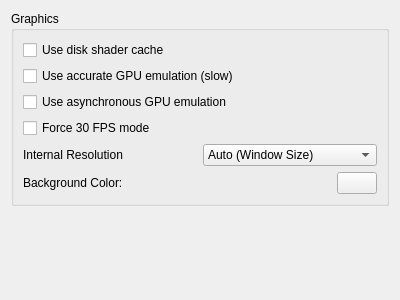
yuzu-emu-mirror/yuzu, file src/yuzu/configuration/configure_graphics.ui: the form before one commit.
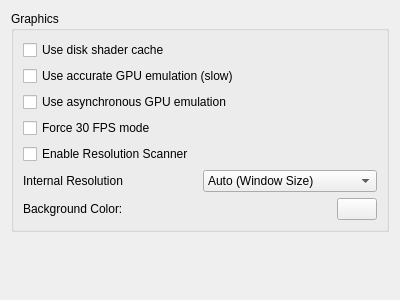
The form after the commit.

Commit message: Texture_Cache: Add resolution scanning to UI

```diff
--- a/src/yuzu/configuration/configure_graphics.ui
+++ b/src/yuzu/configuration/configure_graphics.ui
@@ -50,6 +50,13 @@
           </property>
          </widget>
         </item>
+        <item>
+         <widget class="QCheckBox" name="use_resolution_scanner">
+          <property name="text">
+           <string>Enable Resolution Scanner</string>
+          </property>
+         </widget>
+        </item>
         <item>
          <layout class="QHBoxLayout" name="horizontalLayout">
           <item>
```
The commit also changes 2 other files.
